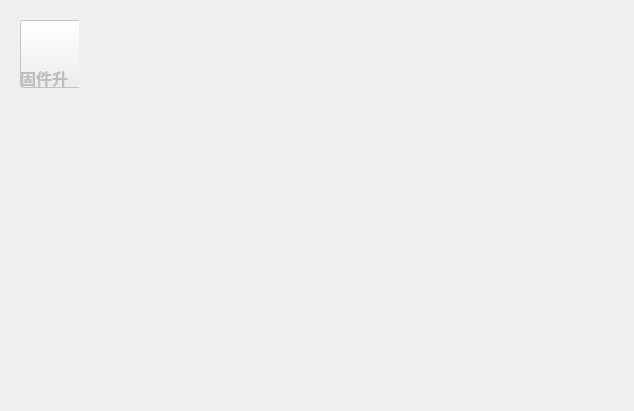
Above: mainwindow.ui from RainRainLiu/LynnFly-Station before the change. Below: the same form after it.
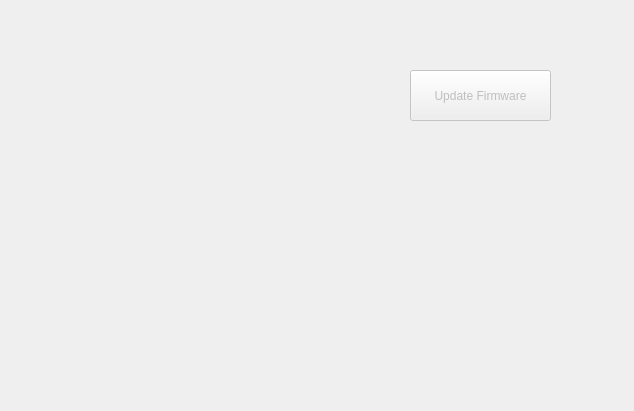
That is the form after the change. Icons and pictures are not drawn.

Diff of the .ui file:
```diff
--- a/mainwindow.ui
+++ b/mainwindow.ui
@@ -24,64 +24,43 @@
    <string notr="true">QMainWindow{border-image: url(:/Image/Image/startImage.jpg)};</string>
   </property>
   <widget class="QWidget" name="centralWidget">
-   <widget class="QWidget" name="">
+   <widget class="QPushButton" name="updateFirmwareButton">
+    <property name="enabled">
+     <bool>false</bool>
+    </property>
     <property name="geometry">
      <rect>
-      <x>9</x>
-      <y>9</y>
-      <width>70</width>
-      <height>92</height>
+      <x>410</x>
+      <y>70</y>
+      <width>141</width>
+      <height>51</height>
      </rect>
     </property>
-    <layout class="QGridLayout" name="gridLayout">
-     <item row="1" column="0">
-      <widget class="QPushButton" name="updateFirmwareButton">
-       <property name="enabled">
-        <bool>false</bool>
-       </property>
        <property name="minimumSize">
         <size>
-         <width>68</width>
-         <height>68</height>
+      <width>0</width>
+      <height>0</height>
         </size>
        </property>
        <property name="cursor">
         <cursorShape>PointingHandCursor</cursorShape>
        </property>
        <property name="styleSheet">
-        <string notr="true">border-image: url(:/ico/ico/Update.png);
-selection-background-color: qlineargradient(spread:pad, x1:0, y1:0, x2:1, y2:0, stop:0 rgba(0, 0, 0, 255), stop:1 rgba(255, 255, 255, 255));</string>
+     <string notr="true"/>
        </property>
        <property name="text">
-        <string/>
+     <string>Update Firmware</string>
+    </property>
+    <property name="icon">
+     <iconset resource="ico.qrc">
+      <normaloff>:/ico/ico/Update.png</normaloff>:/ico/ico/Update.png</iconset>
        </property>
        <property name="iconSize">
         <size>
-         <width>100</width>
-         <height>100</height>
-        </size>
-       </property>
-      </widget>
-     </item>
-     <item row="2" column="0">
-      <widget class="QLabel" name="updateFirmwareLabe">
-       <property name="enabled">
-        <bool>false</bool>
-       </property>
-       <property name="font">
-        <font>
-         <family>宋体</family>
-         <pointsize>12</pointsize>
-         <weight>75</weight>
-         <bold>true</bold>
-        </font>
-       </property>
-       <property name="text">
-        <string>固件升级</string>
-       </property>
-      </widget>
-     </item>
-    </layout>
+      <width>32</width>
+      <height>32</height>
+     </size>
+    </property>
    </widget>
   </widget>
   <widget class="QMenuBar" name="menuBar">
```
Lines whose indentation alone changed are shown as unchanged.
